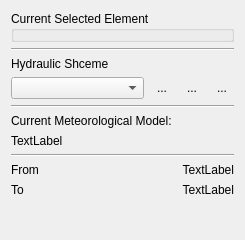
Qt form src/ui/reoshydraulicnetworkwidget.ui (vcloarec/ReosProject) before a commit.
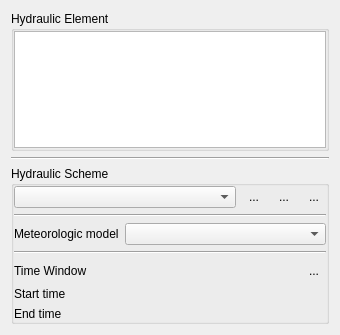
The same form after that commit. Icons and pictures are not drawn. Custom widgets are drawn as their Qt base class.

Commit message: List vew for hydraulic elements

What changed in the file:
```diff
--- a/src/ui/reoshydraulicnetworkwidget.ui
+++ b/src/ui/reoshydraulicnetworkwidget.ui
@@ -6,8 +6,8 @@
    <rect>
     <x>0</x>
     <y>0</y>
-    <width>245</width>
-    <height>240</height>
+    <width>340</width>
+    <height>335</height>
    </rect>
   </property>
   <property name="windowTitle">
@@ -15,11 +15,11 @@
   </property>
   <layout class="QVBoxLayout" name="mainLayout">
    <item>
-    <widget class="QGroupBox" name="groupBox">
+    <widget class="QGroupBox" name="groupBoxElement">
      <property name="title">
-      <string>Current Selected Element</string>
+      <string>Hydraulic Element</string>
      </property>
-     <layout class="QVBoxLayout" name="verticalLayout">
+     <layout class="QGridLayout" name="gridLayout_3">
       <property name="leftMargin">
        <number>0</number>
       </property>
@@ -32,8 +32,15 @@
       <property name="bottomMargin">
        <number>0</number>
       </property>
-      <item>
-       <widget class="ReosParameterStringWidget" name="mNameWidget" native="true"/>
+      <item row="1" column="0">
+       <layout class="QHBoxLayout" name="mElementToolBar"/>
+      </item>
+      <item row="2" column="0">
+       <widget class="QListView" name="mElementListView">
+        <property name="selectionMode">
+         <enum>QAbstractItemView::SingleSelection</enum>
+        </property>
+       </widget>
       </item>
      </layout>
     </widget>
@@ -46,13 +53,48 @@
     </widget>
    </item>
    <item>
-    <widget class="QLabel" name="label">
+    <widget class="QGroupBox" name="groupBox">
+     <property name="title">
+      <string>Hydraulic Scheme</string>
+     </property>
+     <layout class="QGridLayout" name="gridLayout_4">
+      <property name="leftMargin">
+       <number>0</number>
+      </property>
+      <property name="topMargin">
+       <number>0</number>
+      </property>
+      <property name="rightMargin">
+       <number>0</number>
+      </property>
+      <property name="bottomMargin">
+       <number>0</number>
+      </property>
+      <item row="2" column="1">
+       <widget class="QComboBox" name="MeteoModelCombo"/>
+      </item>
+      <item row="1" column="0" colspan="2">
+       <widget class="Line" name="line_2">
+        <property name="orientation">
+         <enum>Qt::Horizontal</enum>
+        </property>
+       </widget>
+      </item>
+      <item row="3" column="0" colspan="2">
+       <widget class="Line" name="line_3">
+        <property name="orientation">
+         <enum>Qt::Horizontal</enum>
+        </property>
+       </widget>
+      </item>
+      <item row="6" column="0">
+       <widget class="QLabel" name="label_6">
      <property name="text">
-      <string>Hydraulic Shceme</string>
+         <string>End time</string>
      </property>
     </widget>
    </item>
-   <item>
+      <item row="0" column="0" colspan="2">
     <layout class="QHBoxLayout" name="horizontalLayout">
      <property name="topMargin">
       <number>0</number>
@@ -60,26 +102,6 @@
      <item>
       <widget class="QComboBox" name="mHydraulicSchemeCombo"/>
      </item>
-     <item>
-      <widget class="QToolButton" name="mHydraulicSchemeSettingsButton">
-       <property name="toolTip">
-        <string>Hydraulic Scheme Settings</string>
-       </property>
-       <property name="text">
-        <string>...</string>
-       </property>
-       <property name="icon">
-        <iconset resource="../../images/images.qrc">
-         <normaloff>:/images/settings.svg</normaloff>:/images/settings.svg</iconset>
-       </property>
-       <property name="popupMode">
-        <enum>QToolButton::InstantPopup</enum>
-       </property>
-       <property name="autoRaise">
-        <bool>true</bool>
-       </property>
-      </widget>
-     </item>
      <item>
       <widget class="QToolButton" name="mHydraulicShcemeAddButton">
        <property name="toolTip">
@@ -111,102 +133,91 @@
        </property>
       </widget>
      </item>
-    </layout>
-   </item>
    <item>
-    <layout class="QGridLayout" name="gridLayout">
-     <property name="bottomMargin">
-      <number>0</number>
-     </property>
+         <widget class="QToolButton" name="toolButton">
+          <property name="text">
+           <string>...</string>
+          </property>
+          <property name="icon">
+           <iconset resource="../../images/images.qrc">
+            <normaloff>:/images/rename.svg</normaloff>:/images/rename.svg</iconset>
+          </property>
+          <property name="autoRaise">
+           <bool>true</bool>
+          </property>
+         </widget>
+        </item>
+       </layout>
+      </item>
+      <item row="5" column="0">
+       <widget class="QLabel" name="label_4">
+        <property name="text">
+         <string>Start time</string>
+        </property>
+       </widget>
+      </item>
      <item row="2" column="0">
-      <widget class="QLabel" name="mLabelMeteoModel">
+       <widget class="QLabel" name="label">
        <property name="text">
-        <string>TextLabel</string>
+         <string>Meteorologic model</string>
        </property>
       </widget>
      </item>
-     <item row="1" column="0">
+      <item row="4" column="0">
       <widget class="QLabel" name="label_2">
        <property name="text">
-        <string>Current Meteorological Model:</string>
+         <string>Time Window</string>
        </property>
       </widget>
      </item>
-     <item row="0" column="0">
-      <widget class="Line" name="line_2">
-       <property name="orientation">
-        <enum>Qt::Horizontal</enum>
-       </property>
-      </widget>
-     </item>
-    </layout>
-   </item>
+      <item row="4" column="1">
+       <layout class="QHBoxLayout" name="horizontalLayout_2">
    <item>
-    <widget class="Line" name="line_3">
+         <spacer name="horizontalSpacer">
      <property name="orientation">
       <enum>Qt::Horizontal</enum>
-     </property>
-    </widget>
-   </item>
-   <item>
-    <layout class="QGridLayout" name="gridLayout_2">
-     <property name="bottomMargin">
-      <number>0</number>
-     </property>
-     <item row="0" column="1">
-      <widget class="QLabel" name="mLabelStartTime">
-       <property name="text">
-        <string>TextLabel</string>
-       </property>
-       <property name="alignment">
-        <set>Qt::AlignRight|Qt::AlignTrailing|Qt::AlignVCenter</set>
-       </property>
-      </widget>
-     </item>
-     <item row="0" column="0">
-      <widget class="QLabel" name="label_3">
-       <property name="text">
-        <string>From</string>
-       </property>
-      </widget>
-     </item>
-     <item row="1" column="0">
-      <widget class="QLabel" name="label_5">
-       <property name="text">
-        <string>To</string>
-       </property>
-      </widget>
-     </item>
-     <item row="1" column="1">
-      <widget class="QLabel" name="mLabelEndTime">
-       <property name="text">
-        <string>TextLabel</string>
-       </property>
-       <property name="alignment">
-        <set>Qt::AlignRight|Qt::AlignTrailing|Qt::AlignVCenter</set>
-       </property>
-      </widget>
-     </item>
-    </layout>
-   </item>
-   <item>
-    <spacer name="verticalSpacer">
-     <property name="orientation">
-      <enum>Qt::Vertical</enum>
      </property>
      <property name="sizeHint" stdset="0">
       <size>
-       <width>20</width>
-       <height>40</height>
+            <width>40</width>
+            <height>20</height>
       </size>
      </property>
     </spacer>
    </item>
+        <item>
+         <widget class="QToolButton" name="mTimeSettingsButton">
+          <property name="text">
+           <string>...</string>
+          </property>
+          <property name="icon">
+           <iconset resource="../../images/images.qrc">
+            <normaloff>:/images/settings.svg</normaloff>:/images/settings.svg</iconset>
+          </property>
+          <property name="popupMode">
+           <enum>QToolButton::InstantPopup</enum>
+          </property>
+          <property name="autoRaise">
+           <bool>true</bool>
+          </property>
+         </widget>
+        </item>
+       </layout>
+      </item>
+      <item row="5" column="1">
+       <widget class="ReosParameterDateTimeWidget" name="mStartTimeWidget" native="true"/>
+      </item>
+      <item row="6" column="1">
+       <widget class="ReosParameterDateTimeWidget" name="mEndTimeWidget" native="true"/>
+      </item>
+     </layout>
+    </widget>
+   </item>
   </layout>
  </widget>
  <customwidgets>
   <customwidget>
-   <class>ReosParameterStringWidget</class>
+   <class>ReosParameterDateTimeWidget</class>
    <extends>QWidget</extends>
    <header>reosparameterwidget.h</header>
    <container>1</container>
```
Lines whose indentation alone changed are shown as unchanged. The commit also changes 21 other files.
